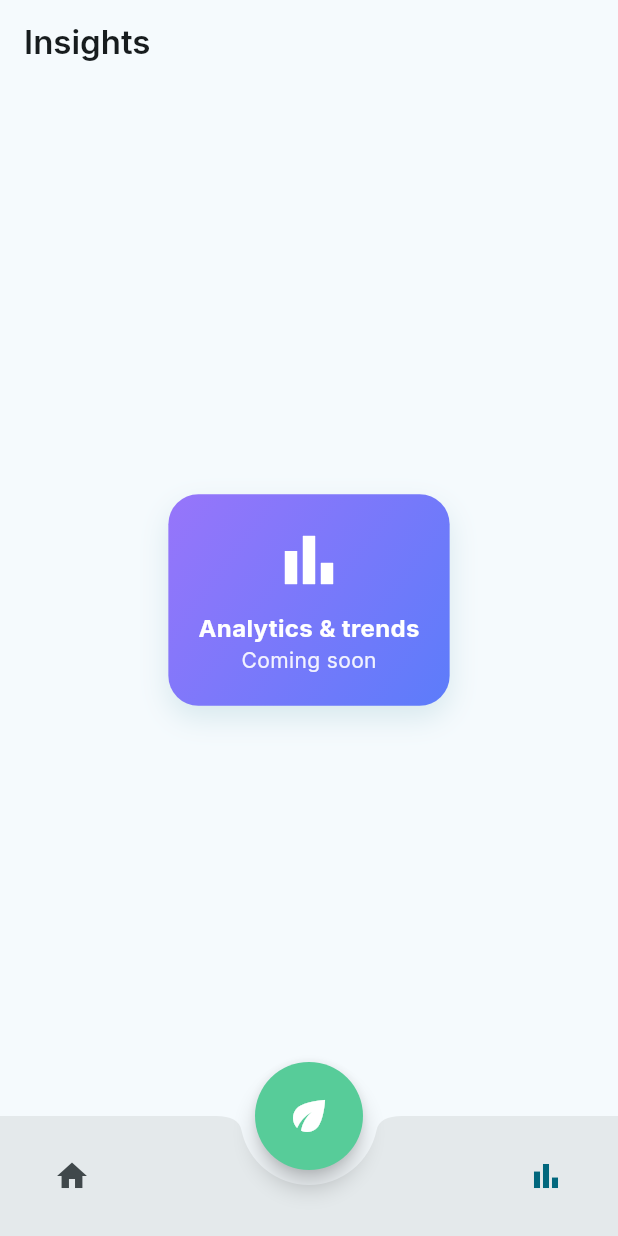
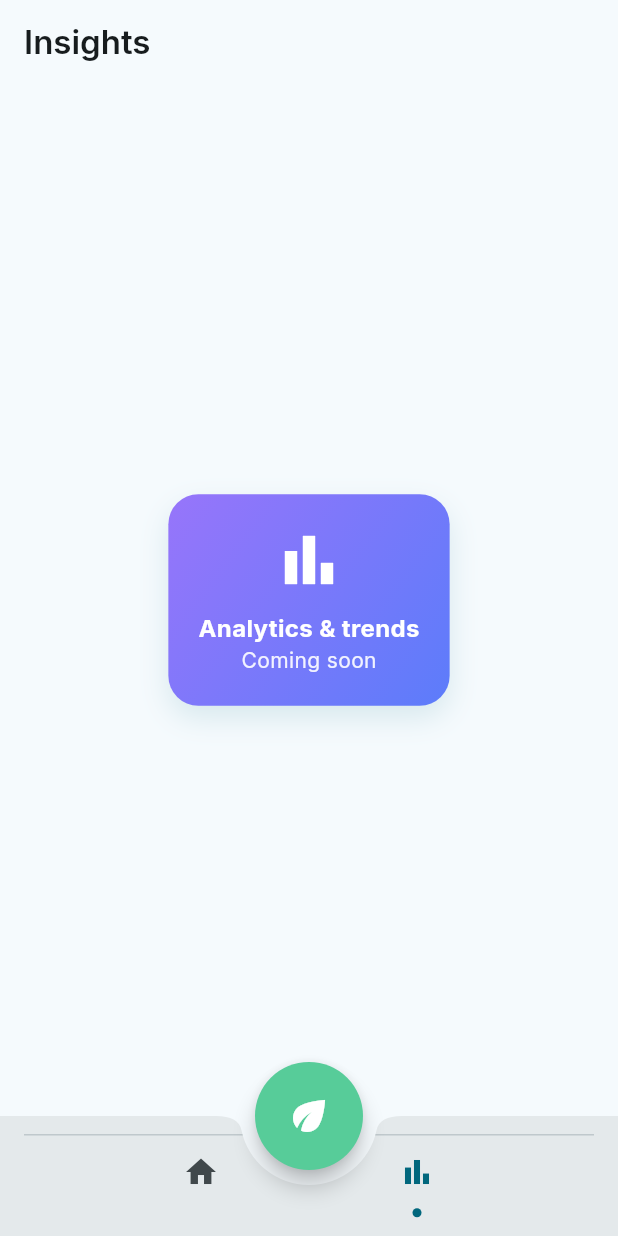
Before and after one commit to cursor2test1230-hub/hydro, a Flutter app: the screen it shows after launch, after a tap on "Nutrients", after a tap on "pH", after a tap on the "bar chart" icon, on a phone screen of 412 x 824 dp. Run offline on Flutter 3.47's test engine with Material 3 defaults, Android fonts, the phone set to English and light mode, and no system bars; our stand-ins replace google_fonts.

Commit message:
feat(nav): center Home/Insights around FAB with indicator; modernized BottomAppBar styling

```diff
--- a/lib/main.dart
+++ b/lib/main.dart
@@ -66,12 +66,23 @@ class _RootScaffoldState extends State<RootScaffold> {
       bottomNavigationBar: BottomAppBar(
         shape: const CircularNotchedRectangle(),
         notchMargin: 10,
-        padding: const EdgeInsets.symmetric(horizontal: 24),
+        clipBehavior: Clip.antiAlias,
+        elevation: 8,
         color: scheme.surfaceContainerHigh,
-        child: SizedBox(
+        surfaceTintColor: Colors.transparent,
+        child: Container(
           height: 64,
+          decoration: BoxDecoration(
+            border: Border(
+              top: BorderSide(color: scheme.outlineVariant, width: 1),
+            ),
+          ),
           child: Row(
-            mainAxisAlignment: MainAxisAlignment.spaceBetween,
+            mainAxisAlignment: MainAxisAlignment.center,
+            children: [
+              // Home icon (left of center)
+              Column(
+                mainAxisAlignment: MainAxisAlignment.center,
                 children: [
                   IconButton(
                     icon: Icon(
@@ -81,7 +92,26 @@ class _RootScaffoldState extends State<RootScaffold> {
                     onPressed: () => setState(() => _selectedIndex = 0),
                     tooltip: 'Home',
                   ),
-              const SizedBox(width: 24),
+                  AnimatedContainer(
+                    duration: const Duration(milliseconds: 200),
+                    curve: Curves.easeOut,
+                    width: 6,
+                    height: 6,
+                    decoration: BoxDecoration(
+                      color: _selectedIndex == 0 ? scheme.primary : Colors.transparent,
+                      shape: BoxShape.circle,
+                    ),
+                  ),
+                ],
+              ),
+
+              // Gap for the FAB notch
+              const SizedBox(width: 96),
+
+              // Insights icon (right of center)
+              Column(
+                mainAxisAlignment: MainAxisAlignment.center,
+                children: [
                   IconButton(
                     icon: Icon(
                       Icons.bar_chart,
@@ -89,6 +119,18 @@ class _RootScaffoldState extends State<RootScaffold> {
                     ),
                     onPressed: () => setState(() => _selectedIndex = 2),
                     tooltip: 'Insights',
+                  ),
+                  AnimatedContainer(
+                    duration: const Duration(milliseconds: 200),
+                    curve: Curves.easeOut,
+                    width: 6,
+                    height: 6,
+                    decoration: BoxDecoration(
+                      color: _selectedIndex == 2 ? scheme.primary : Colors.transparent,
+                      shape: BoxShape.circle,
+                    ),
+                  ),
+                ],
               ),
             ],
           ),
```
Lines whose indentation alone changed are shown as unchanged.
